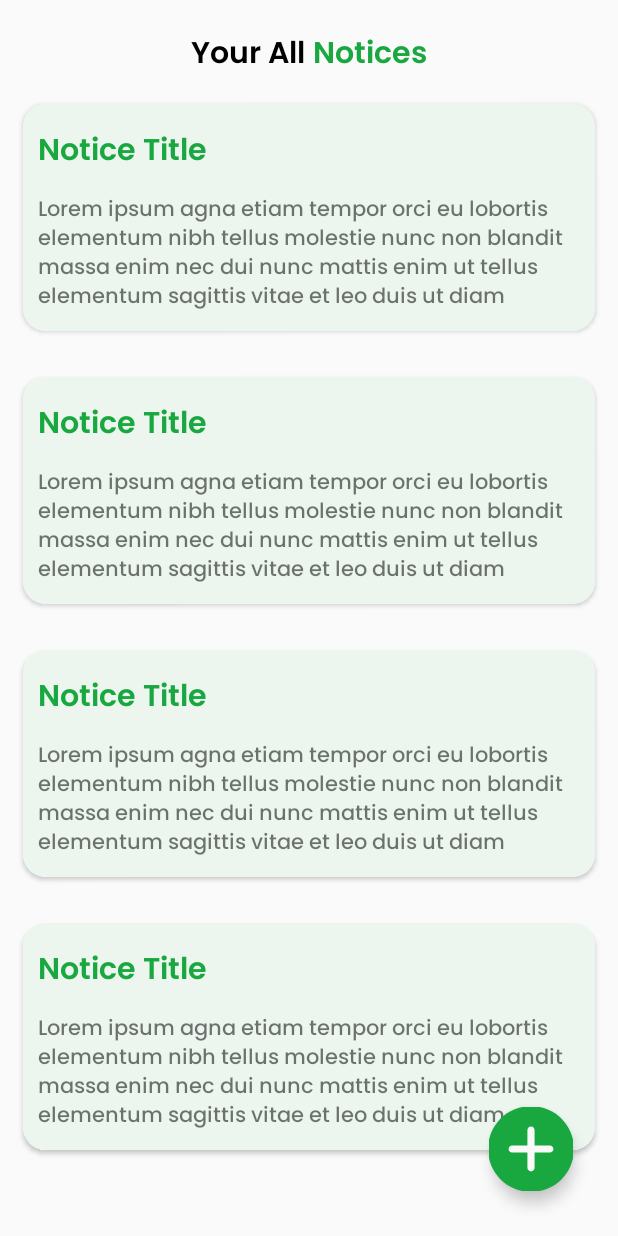
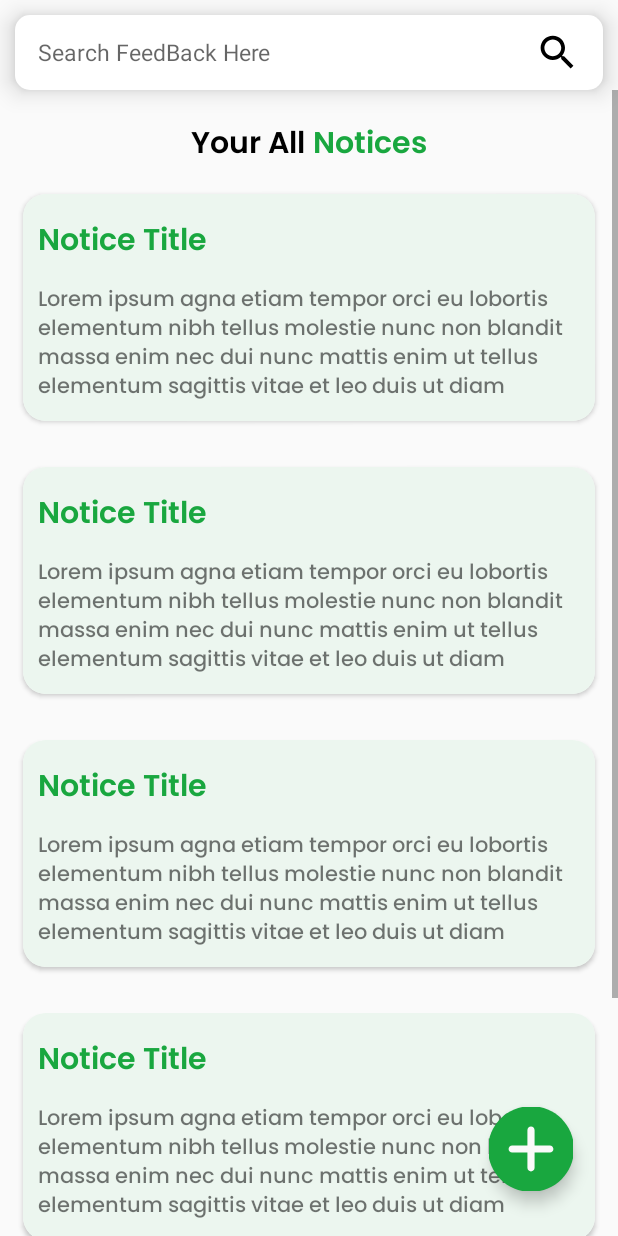
Before and after one commit to chetan7020/FoodBankApp, an Android app: the layout provider_fragment_notice.xml on its own in the app's theme, with its tools: preview values and no code run, on a phone screen of 412 x 824 dp. Run offline under Robolectric (Android 15) with nearby library versions, the phone set to English and light mode, and no system bars.

Commit message:
display notice done

```diff
--- a/app/src/main/res/layout/provider_fragment_notice.xml
+++ b/app/src/main/res/layout/provider_fragment_notice.xml
@@ -1,11 +1,58 @@
 <?xml version="1.0" encoding="utf-8"?>
 <RelativeLayout xmlns:android="http://schemas.android.com/apk/res/android"
+    xmlns:app="http://schemas.android.com/apk/res-auto"
     xmlns:tools="http://schemas.android.com/tools"
     android:layout_width="match_parent"
     android:layout_height="match_parent"
-    xmlns:app="http://schemas.android.com/apk/res-auto"
     android:gravity="center"
     tools:context=".provider.ui.ProviderNoticeFragment">
+
+    <RelativeLayout
+        android:id="@+id/relLayout1"
+        android:layout_width="match_parent"
+        android:layout_height="50dp"
+        android:layout_marginLeft="10dp"
+        android:layout_marginTop="10dp"
+        android:layout_marginRight="10dp"
+        android:background="@drawable/round_corner"
+        android:elevation="10dp"
+        android:paddingStart="15dp">
+
+        <ImageView
+            android:id="@+id/ivSearch"
+            android:layout_width="30dp"
+            android:layout_height="30dp"
+            android:layout_alignParentEnd="true"
+            android:layout_centerVertical="true"
+            android:layout_marginStart="10dp"
+            android:layout_marginEnd="15dp"
+            android:src="@drawable/magnify" />
+
+        <AutoCompleteTextView
+            android:id="@+id/etSearch"
+            android:layout_width="match_parent"
+            android:layout_height="match_parent"
+            android:layout_centerVertical="true"
+            android:layout_toStartOf="@+id/ivSearch"
+            android:background="@null"
+            android:hint="Search FeedBack Here"
+            android:imeOptions="actionSearch"
+            android:textColor="@color/black"
+            android:textSize="15sp" />
+
+    </RelativeLayout>
+
+    <ScrollView
+        android:layout_width="match_parent"
+        android:layout_height="wrap_content"
+        android:layout_below="@+id/relLayout1">
+
+
+        <LinearLayout
+            android:layout_width="match_parent"
+            android:layout_height="wrap_content"
+            android:layout_below="@id/topLinerLayout"
+            android:orientation="vertical">
 
             <LinearLayout
                 android:id="@+id/topLinerLayout"
@@ -36,47 +83,32 @@
 
             </LinearLayout>
 
-    <LinearLayout
-        android:layout_width="match_parent"
-        android:layout_height="wrap_content"
-        android:orientation="vertical"
-        android:layout_below="@id/topLinerLayout">
 
-    <include layout="@layout/layout_for_all_notices"
-        android:id="@+id/homeToolbar"
-        android:layout_width="match_parent"
-        android:layout_height="wrap_content"
-        />
-    <include layout="@layout/layout_for_all_notices"
-        android:id="@+id/homeToolbar"
-        android:layout_width="match_parent"
-        android:layout_height="wrap_content"
-        />
-    <include layout="@layout/layout_for_all_notices"
-        android:id="@+id/homeToolbar"
-        android:layout_width="match_parent"
-        android:layout_height="wrap_content"
-        />
-    <include layout="@layout/layout_for_all_notices"
-        android:id="@+id/homeToolbar"
-        android:layout_width="match_parent"
-        android:layout_height="wrap_content"
-        />
+            <include layout="@layout/layout_for_all_notices" />
+
+            <include layout="@layout/layout_for_all_notices" />
+
+            <include layout="@layout/layout_for_all_notices" />
+
+            <include layout="@layout/layout_for_all_notices" />
+
+            <include layout="@layout/layout_for_all_notices" />
 
         </LinearLayout>
 
+    </ScrollView>
 
     <com.google.android.material.floatingactionbutton.FloatingActionButton
         android:id="@+id/plus_button"
         android:layout_width="wrap_content"
         android:layout_height="wrap_content"
+        android:layout_alignParentRight="true"
         android:layout_alignParentBottom="true"
-        android:layout_alignParentRight="true"
+        android:layout_gravity="bottom|end"
+        android:layout_marginRight="30dp"
         android:layout_marginBottom="30dp"
-        android:layout_marginRight="30dp"
+        android:src="@drawable/addbtnsvg"
         app:backgroundTint="@color/white"
-        android:src="@drawable/addbtnsvg"
-        app:maxImageSize="57dp"
-        android:layout_gravity="bottom|end" />
+        app:maxImageSize="57dp" />
 
 </RelativeLayout>
```
Lines whose indentation alone changed are shown as unchanged.
